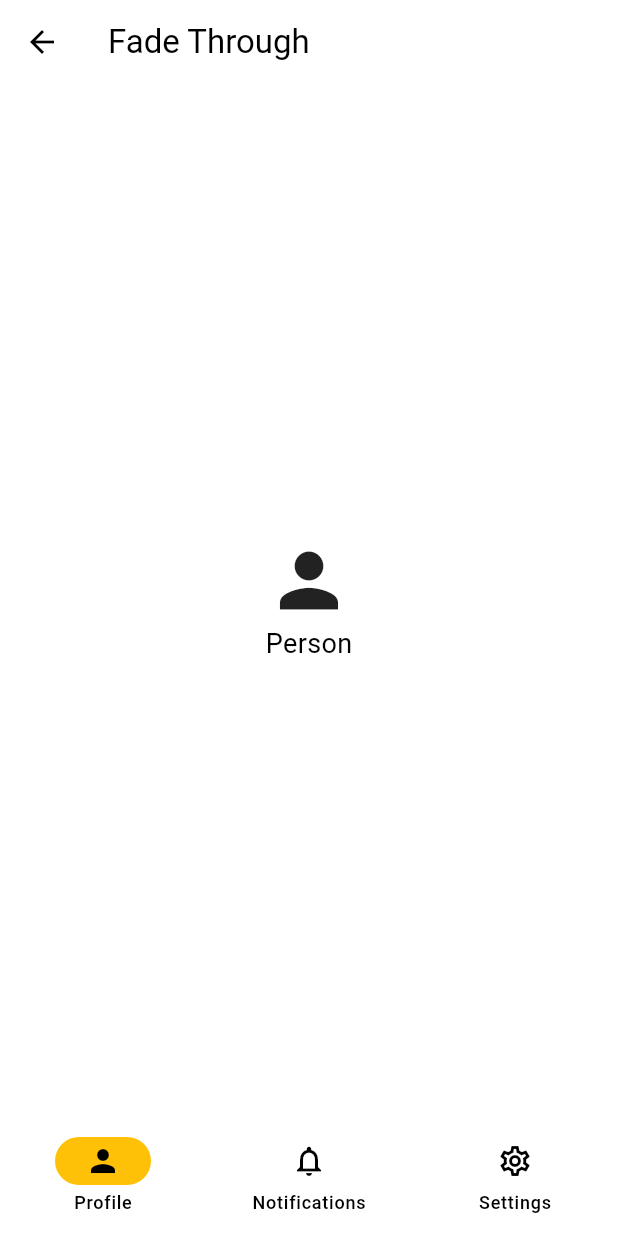
After one commit to Saehanseul/flutter_animation_masterclass, a Flutter app: the screen it shows after launch, after a tap on "Fade through", on a phone screen of 412 x 824 dp. The commit adds this screen. Run offline on Flutter 3.47's test engine with Material 2 defaults, Android fonts, the phone set to English and light mode, and no system bars; our stand-ins replace rive.

Commit message:
Feat: add fade through

```diff
--- a/lib/main.dart
+++ b/lib/main.dart
@@ -17,6 +17,9 @@ class MyApp extends StatelessWidget {
           primary: Colors.blue,
         ),
         useMaterial3: true,
+        navigationBarTheme: const NavigationBarThemeData(
+          indicatorColor: Colors.amber,
+        ),
       ),
       home: const MenuScreen(),
     );
--- /dev/null
+++ b/lib/screens/fade_through_screen.dart
@@ -0,0 +1,110 @@
+import 'package:animations/animations.dart';
+import 'package:flutter/material.dart';
+
+class FadeThroughScreen extends StatefulWidget {
+  const FadeThroughScreen({super.key});
+
+  @override
+  State<FadeThroughScreen> createState() => _FadeThroughScreenState();
+}
+
+class _FadeThroughScreenState extends State<FadeThroughScreen> {
+  int _index = 0;
+
+  void _onNewDestination(int index) {
+    setState(() {
+      _index = index;
+    });
+  }
+
+  @override
+  Widget build(BuildContext context) {
+    return Scaffold(
+      appBar: AppBar(
+        title: const Text('Fade Through'),
+      ),
+      body: PageTransitionSwitcher(
+        transitionBuilder: (
+          child,
+          primaryAnimation,
+          secondaryAnimation,
+        ) =>
+            FadeThroughTransition(
+          animation: primaryAnimation,
+          secondaryAnimation: secondaryAnimation,
+          child: child,
+        ),
+        child: [
+          const NavigationPage(
+            key: ValueKey(0),
+            text: "Person",
+            icon: Icons.person,
+          ),
+          const NavigationPage(
+            key: ValueKey(1),
+            text: "Notifications",
+            icon: Icons.notifications,
+          ),
+          const NavigationPage(
+            key: ValueKey(2),
+            text: "Settings",
+            icon: Icons.settings,
+          ),
+        ][_index],
+      ),
+      bottomNavigationBar: NavigationBar(
+        selectedIndex: _index,
+        onDestinationSelected: _onNewDestination,
+        destinations: const [
+          NavigationDestination(
+            selectedIcon: Icon(Icons.person),
+            icon: Icon(Icons.person_outline),
+            label: "Profile",
+          ),
+          NavigationDestination(
+            selectedIcon: Icon(Icons.notifications),
+            icon: Icon(Icons.notifications_outlined),
+            label: "Notifications",
+          ),
+          NavigationDestination(
+            selectedIcon: Icon(Icons.settings),
+            icon: Icon(Icons.settings_outlined),
+            label: "Settings",
+          ),
+        ],
+      ),
+    );
+  }
+}
+
+class NavigationPage extends StatelessWidget {
+  final String text;
+  final IconData icon;
+  const NavigationPage({
+    super.key,
+    required this.text,
+    required this.icon,
+  });
+
+  @override
+  Widget build(BuildContext context) {
+    return Scaffold(
+        body: Center(
+      child: Column(
+        mainAxisAlignment: MainAxisAlignment.center,
+        children: [
+          Icon(
+            icon,
+            size: 58,
+          ),
+          Text(
+            text,
+            style: const TextStyle(
+              fontSize: 18,
+            ),
+          ),
+        ],
+      ),
+    ));
+  }
+}
--- a/lib/screens/menu_screen.dart
+++ b/lib/screens/menu_screen.dart
@@ -4,6 +4,7 @@ import 'package:flutter_animation_masterclass/screens/container_transform_screen
 import 'package:flutter_animation_masterclass/screens/custom_rive2_screen.dart';
 import 'package:flutter_animation_masterclass/screens/custom_rive_screen.dart';
 import 'package:flutter_animation_masterclass/screens/explicit_animations_screen.dart';
+import 'package:flutter_animation_masterclass/screens/fade_through_screen.dart';
 import 'package:flutter_animation_masterclass/screens/implicit_animations_screen.dart';
 import 'package:flutter_animation_masterclass/screens/music_player_screen.dart';
 import 'package:flutter_animation_masterclass/screens/rive_screen.dart';
@@ -121,6 +122,15 @@ class MenuScreen extends StatelessWidget {
               },
               child: const Text("Shared Axis"),
             ),
+            ElevatedButton(
+              onPressed: () {
+                _goToPage(
+                  context,
+                  const FadeThroughScreen(),
+                );
+              },
+              child: const Text("Fade through"),
+            ),
           ],
         ),
       ),
```
